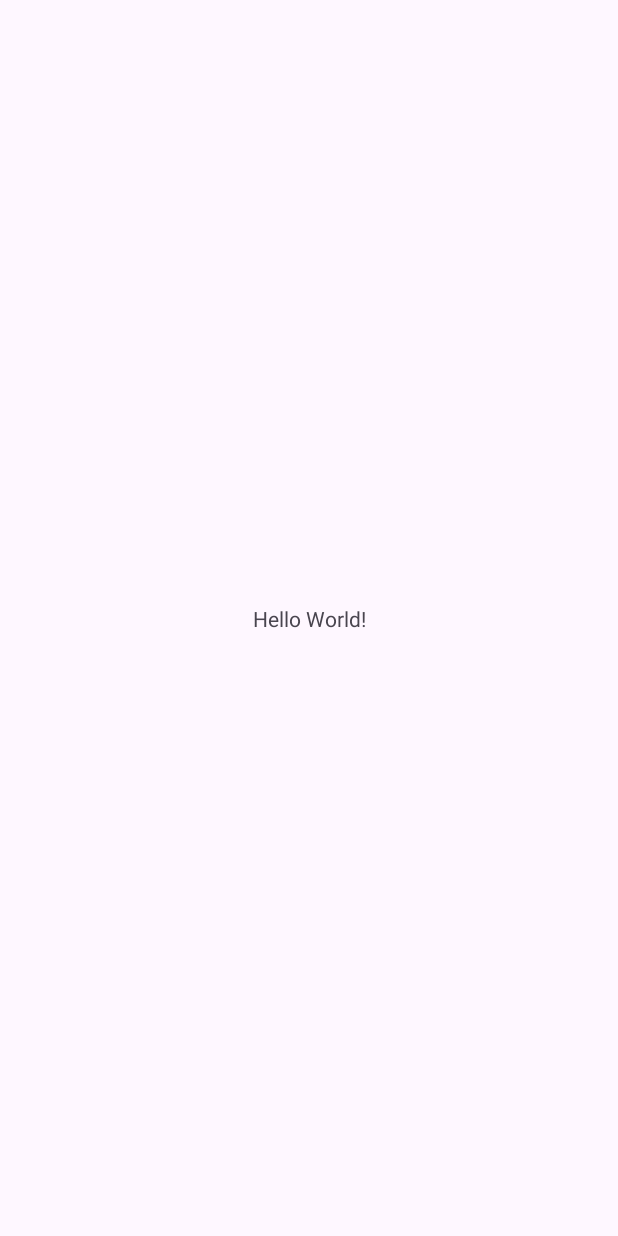
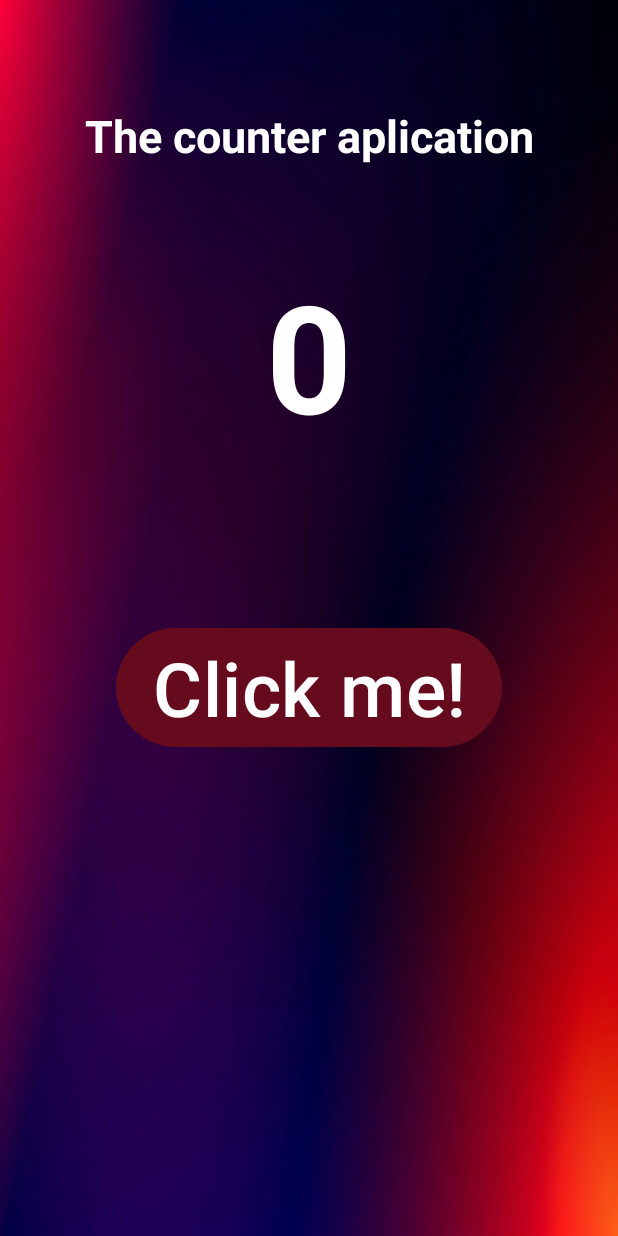
Before and after one commit to RobertBeraru/AndroidPlayground, an Android app: the screen it shows after launch (MainActivity), on a phone screen of 412 x 824 dp. Before the commit the screen is almost empty. Run offline under Robolectric (Android 15) with nearby library versions, the phone set to English and light mode, and no system bars.

Commit message:
Adding the config for the counter app

```diff
--- a/counterapp/src/main/java/com/example/counterapp/MainActivity.java
+++ b/counterapp/src/main/java/com/example/counterapp/MainActivity.java
@@ -1,6 +1,9 @@
 package com.example.counterapp;
 
 import android.os.Bundle;
+import android.view.View;
+import android.widget.Button;
+import android.widget.TextView;
 
 import androidx.activity.EdgeToEdge;
 import androidx.appcompat.app.AppCompatActivity;
@@ -8,17 +11,39 @@ import androidx.core.graphics.Insets;
 import androidx.core.view.ViewCompat;
 import androidx.core.view.WindowInsetsCompat;
 
+
 public class MainActivity extends AppCompatActivity {
+    TextView welcome_text, counter_text;
+    Button myBtn;
+    int counter = 0;
+
 
     @Override
     protected void onCreate(Bundle savedInstanceState) {
         super.onCreate(savedInstanceState);
         EdgeToEdge.enable(this);
         setContentView(R.layout.activity_main);
-        ViewCompat.setOnApplyWindowInsetsListener(findViewById(R.id.main), (v, insets) -> {
-            Insets systemBars = insets.getInsets(WindowInsetsCompat.Type.systemBars());
-            v.setPadding(systemBars.left, systemBars.top, systemBars.right, systemBars.bottom);
-            return insets;
+
+        myBtn = findViewById(R.id.myBtn);
+        welcome_text = findViewById(R.id.welcome_text);
+        counter_text= findViewById(R.id.counter_text);
+
+        //Adding functionalities
+
+        myBtn.setOnClickListener(new View.OnClickListener() {
+            @Override
+            public void onClick(View v) {
+                counter_text.setText(""+increaseCounter());
+
+            }
         });
+
     }
+
+    public int increaseCounter(){
+        return ++counter;
+    }
+
+
+
 }
--- a/counterapp/src/main/res/layout/activity_main.xml
+++ b/counterapp/src/main/res/layout/activity_main.xml
@@ -5,15 +5,56 @@
     android:id="@+id/main"
     android:layout_width="match_parent"
     android:layout_height="match_parent"
+    android:background="@drawable/gradient"
     tools:context=".MainActivity">
 
     <TextView
+        android:id="@+id/counter_text"
         android:layout_width="wrap_content"
         android:layout_height="wrap_content"
-        android:text="Hello World!"
+        android:text="0"
+        android:textColor="@color/white"
+        android:textSize="100sp"
+        android:textStyle="bold"
         app:layout_constraintBottom_toBottomOf="parent"
+        app:layout_constraintEnd_toEndOf="parent"
+        app:layout_constraintStart_toStartOf="parent"
+        app:layout_constraintTop_toTopOf="parent"
+        app:layout_constraintVertical_bias="0.246" />
+
+    <TextView
+        android:id="@+id/welcome_text"
+        android:layout_width="wrap_content"
+
+        android:layout_height="wrap_content"
+
+        android:layout_marginTop="70dp"
+        android:layout_marginBottom="60dp"
+        android:gravity="center"
+        android:padding="30sp"
+        android:text="The counter aplication"
+        android:textColor="@color/white"
+        android:textSize="30sp"
+        android:textStyle="bold"
+        app:layout_constraintBottom_toTopOf="@+id/counter_text"
         app:layout_constraintEnd_toEndOf="parent"
         app:layout_constraintStart_toStartOf="parent"
         app:layout_constraintTop_toTopOf="parent" />
 
+    <Button
+        android:id="@+id/myBtn"
+        android:layout_width="wrap_content"
+
+        android:layout_height="wrap_content"
+        android:layout_marginTop="111dp"
+        android:clickable="true"
+        android:text="Click me!"
+        android:textSize="50sp"
+
+        app:backgroundTint="#660A1D"
+        android:textColor="@color/white"
+        app:layout_constraintEnd_toEndOf="parent"
+        app:layout_constraintStart_toStartOf="parent"
+        app:layout_constraintTop_toBottomOf="@+id/counter_text" />
+
 </androidx.constraintlayout.widget.ConstraintLayout>
```
Also changed, not shown: counterapp/src/main/res/drawable/gradient.jpeg (added).
